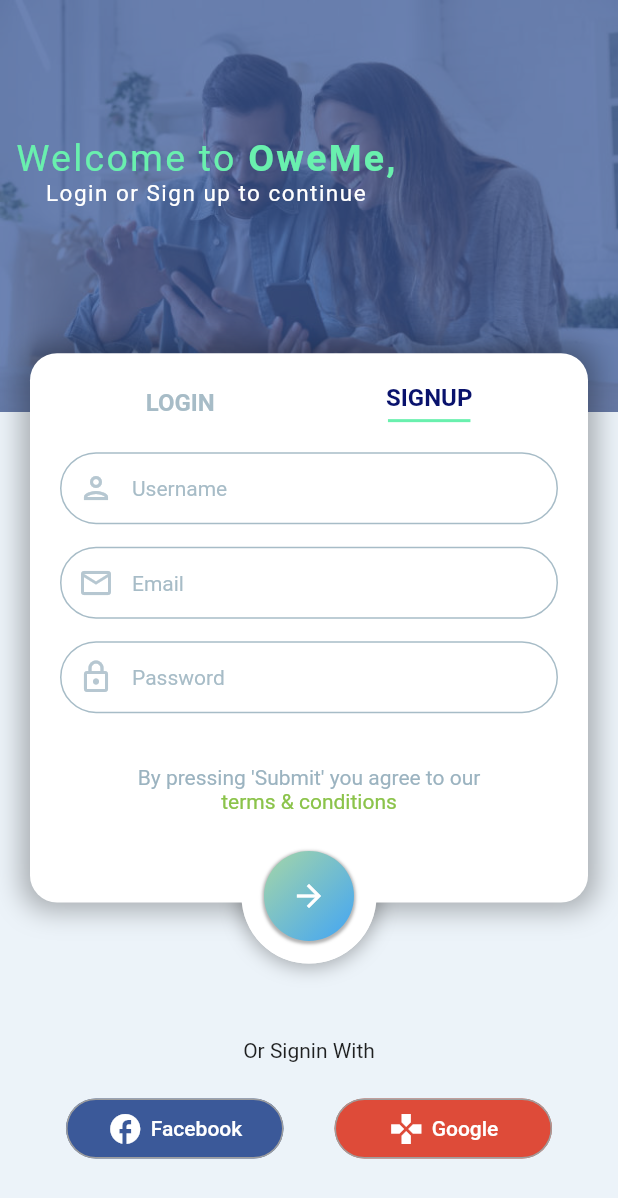
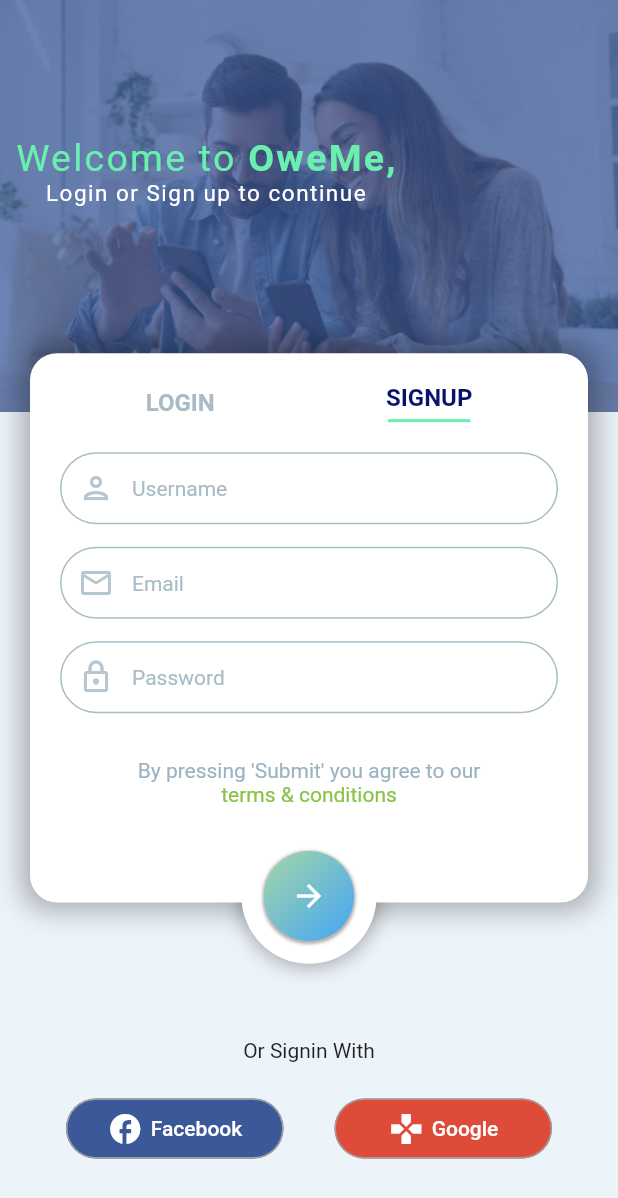
Before and after one commit to lthoma39/OweME, a Flutter app: the screen it shows after launch, on a phone screen of 412 x 824 dp. Shown: the top 1198 px of the screen. Run offline on Flutter 3.47's test engine with Material 2 defaults, Android fonts, the phone set to English and light mode, and no system bars; our stand-ins replace firebase_core; accounts and stored records are empty.

Commit message:
Small fix for terms and conditions

```diff
--- a/lib/registration_page/widgets/registration_card.dart
+++ b/lib/registration_page/widgets/registration_card.dart
@@ -155,7 +155,7 @@ class _RegistrationCardState extends State<RegistrationCard> {
                   ),
                 Container(
                   width: 250,
-                  margin: EdgeInsets.only(top: 20),
+                  margin: EdgeInsets.only(top: 15),
                   child: RichText(
                     textAlign: TextAlign.center,
                     text: TextSpan(
```
